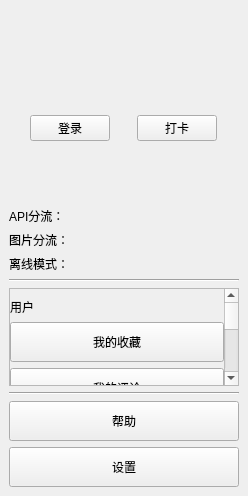
tonquer/picacg-qt, file ui/component/ui_navigation.ui: the form before one commit.
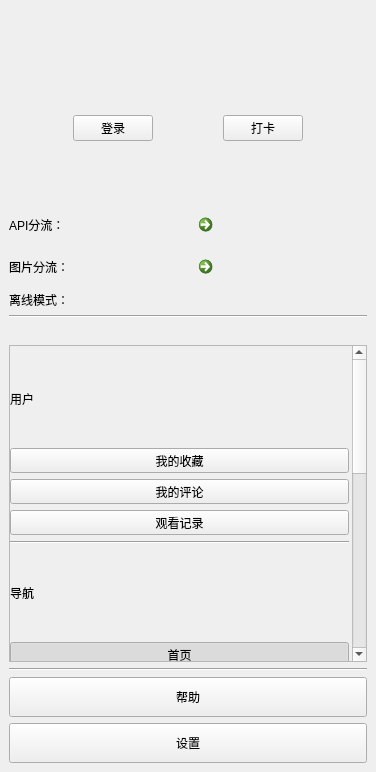
The form after the commit. Icons and pictures are not drawn. Custom widgets are drawn as their Qt base class.

The edit to the form file:
```diff
--- a/ui/component/ui_navigation.ui
+++ b/ui/component/ui_navigation.ui
@@ -6,8 +6,8 @@
    <rect>
     <x>0</x>
     <y>0</y>
-    <width>248</width>
-    <height>496</height>
+    <width>376</width>
+    <height>772</height>
    </rect>
   </property>
   <property name="windowTitle">
@@ -141,7 +141,7 @@
          </widget>
         </item>
         <item>
-         <widget class="QLabel" name="proxyName">
+         <widget class="QCommandLinkButton" name="proxyName">
           <property name="text">
            <string/>
           </property>
@@ -159,7 +159,7 @@
          </widget>
         </item>
         <item>
-         <widget class="QLabel" name="proxyImgName">
+         <widget class="QCommandLinkButton" name="proxyImgName">
           <property name="text">
            <string/>
           </property>
@@ -188,18 +188,37 @@
         </property>
        </widget>
       </item>
+      <item>
+       <spacer name="verticalSpacer">
+        <property name="orientation">
+         <enum>Qt::Vertical</enum>
+        </property>
+        <property name="sizeHint" stdset="0">
+         <size>
+          <width>20</width>
+          <height>40</height>
+         </size>
+        </property>
+       </spacer>
+      </item>
       <item>
        <widget class="SmoothScrollArea" name="scrollArea">
+        <property name="verticalScrollBarPolicy">
+         <enum>Qt::ScrollBarAlwaysOn</enum>
+        </property>
+        <property name="horizontalScrollBarPolicy">
+         <enum>Qt::ScrollBarAlwaysOff</enum>
+        </property>
         <property name="widgetResizable">
-         <bool>true</bool>
+         <bool>false</bool>
         </property>
         <widget class="QWidget" name="scrollAreaWidgetContents">
          <property name="geometry">
           <rect>
            <x>0</x>
-           <y>-431</y>
-           <width>211</width>
-           <height>792</height>
+           <y>0</y>
+           <width>339</width>
+           <height>800</height>
           </rect>
          </property>
          <layout class="QVBoxLayout" name="verticalLayout_3">
@@ -236,7 +255,7 @@
             <property name="minimumSize">
              <size>
               <width>150</width>
-              <height>40</height>
+              <height>0</height>
              </size>
             </property>
             <property name="focusPolicy">
@@ -277,7 +296,7 @@
             <property name="minimumSize">
              <size>
               <width>150</width>
-              <height>40</height>
+              <height>0</height>
              </size>
             </property>
             <property name="focusPolicy">
@@ -321,7 +340,7 @@
             <property name="minimumSize">
              <size>
               <width>150</width>
-              <height>40</height>
+              <height>0</height>
              </size>
             </property>
             <property name="focusPolicy">
@@ -376,7 +395,7 @@
             <property name="minimumSize">
              <size>
               <width>150</width>
-              <height>40</height>
+              <height>0</height>
              </size>
             </property>
             <property name="focusPolicy">
@@ -426,7 +445,7 @@
             <property name="minimumSize">
              <size>
               <width>150</width>
-              <height>40</height>
+              <height>0</height>
              </size>
             </property>
             <property name="focusPolicy">
@@ -473,7 +492,7 @@
             <property name="minimumSize">
              <size>
               <width>150</width>
-              <height>40</height>
+              <height>0</height>
              </size>
             </property>
             <property name="focusPolicy">
@@ -520,7 +539,7 @@
             <property name="minimumSize">
              <size>
               <width>150</width>
-              <height>40</height>
+              <height>0</height>
              </size>
             </property>
             <property name="focusPolicy">
@@ -561,7 +580,7 @@
             <property name="minimumSize">
              <size>
               <width>150</width>
-              <height>40</height>
+              <height>0</height>
              </size>
             </property>
             <property name="focusPolicy">
@@ -602,7 +621,7 @@
             <property name="minimumSize">
              <size>
               <width>150</width>
-              <height>40</height>
+              <height>0</height>
              </size>
             </property>
             <property name="focusPolicy">
@@ -643,7 +662,7 @@
             <property name="minimumSize">
              <size>
               <width>150</width>
-              <height>40</height>
+              <height>0</height>
              </size>
             </property>
             <property name="focusPolicy">
@@ -684,7 +703,7 @@
             <property name="minimumSize">
              <size>
               <width>150</width>
-              <height>40</height>
+              <height>0</height>
              </size>
             </property>
             <property name="focusPolicy">
@@ -725,7 +744,7 @@
             <property name="minimumSize">
              <size>
               <width>150</width>
-              <height>40</height>
+              <height>0</height>
              </size>
             </property>
             <property name="focusPolicy">
@@ -780,7 +799,7 @@
             <property name="minimumSize">
              <size>
               <width>150</width>
-              <height>40</height>
+              <height>0</height>
              </size>
             </property>
             <property name="focusPolicy">
@@ -820,8 +839,8 @@
             </property>
             <property name="minimumSize">
              <size>
-              <width>0</width>
-              <height>40</height>
+              <width>150</width>
+              <height>0</height>
              </size>
             </property>
             <property name="focusPolicy">
@@ -851,7 +870,6 @@
             </attribute>
            </widget>
           </item>
-
           <item>
            <widget class="QToolButton" name="convertButton">
             <property name="sizePolicy">
@@ -863,7 +881,7 @@
             <property name="minimumSize">
              <size>
               <width>150</width>
-              <height>40</height>
+              <height>0</height>
              </size>
             </property>
             <property name="focusPolicy">
@@ -904,7 +922,7 @@
             <property name="minimumSize">
              <size>
               <width>150</width>
-              <height>40</height>
+              <height>0</height>
              </size>
             </property>
             <property name="focusPolicy">
@@ -934,19 +952,6 @@
             </attribute>
            </widget>
           </item>
-          <item>
-           <spacer name="verticalSpacer">
-            <property name="orientation">
-             <enum>Qt::Vertical</enum>
-            </property>
-            <property name="sizeHint" stdset="0">
-             <size>
-              <width>20</width>
-              <height>40</height>
-             </size>
-            </property>
-           </spacer>
-          </item>
          </layout>
         </widget>
        </widget>
```
